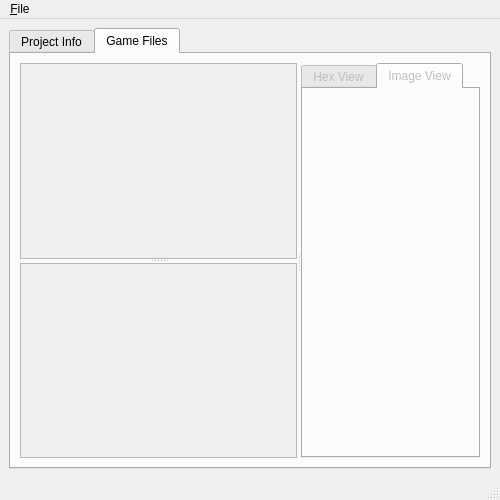
Above: shsl-editor/gui/mainwindow.ui from Delta-Psi/shsl-editor before the change. Below: the same form after it.
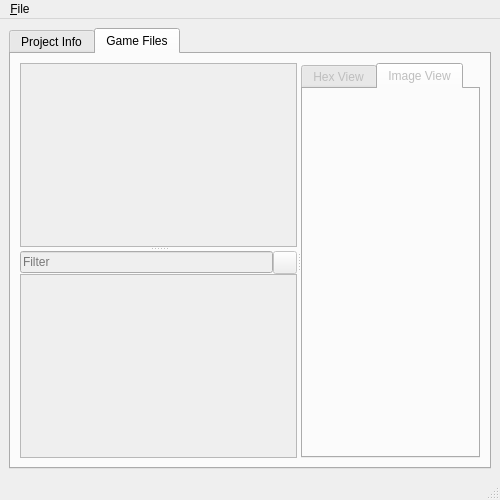
That is the form after the change.

Commit message: wad file filter

Diff of the .ui file:
```diff
--- a/shsl-editor/gui/mainwindow.ui
+++ b/shsl-editor/gui/mainwindow.ui
@@ -58,6 +58,39 @@
              </size>
             </property>
            </widget>
+           <widget class="QWidget" name="verticalLayoutWidget">
+            <layout class="QVBoxLayout" name="verticalLayout">
+             <property name="spacing">
+              <number>0</number>
+             </property>
+             <item>
+              <layout class="QHBoxLayout" name="horizontalLayout_3">
+               <property name="spacing">
+                <number>0</number>
+               </property>
+               <item>
+                <widget class="QLineEdit" name="wadFileTreeFilter">
+                 <property name="enabled">
+                  <bool>false</bool>
+                 </property>
+                 <property name="placeholderText">
+                  <string>Filter</string>
+                 </property>
+                </widget>
+               </item>
+               <item>
+                <widget class="QToolButton" name="wadFileTreeFilterReset">
+                 <property name="enabled">
+                  <bool>false</bool>
+                 </property>
+                 <property name="text">
+                  <string/>
+                 </property>
+                </widget>
+               </item>
+              </layout>
+             </item>
+             <item>
            <widget class="QTreeView" name="wadFileTree">
             <property name="enabled">
              <bool>false</bool>
@@ -71,10 +104,16 @@
             <property name="uniformRowHeights">
              <bool>true</bool>
             </property>
+               <attribute name="headerVisible">
+                <bool>false</bool>
+               </attribute>
             <attribute name="headerStretchLastSection">
              <bool>false</bool>
             </attribute>
            </widget>
+             </item>
+            </layout>
+           </widget>
           </widget>
           <widget class="QTabWidget" name="wadFileTabs">
            <property name="enabled">
@@ -93,7 +132,7 @@
             <attribute name="title">
              <string>Image View</string>
             </attribute>
-            <layout class="QVBoxLayout" name="verticalLayout"/>
+            <layout class="QGridLayout" name="gridLayout"/>
            </widget>
           </widget>
          </widget>
```
Left out of the diff: 1 changed line with no effect on the pictures. Lines whose indentation alone changed are shown as unchanged. The commit also changes 3 other files.
